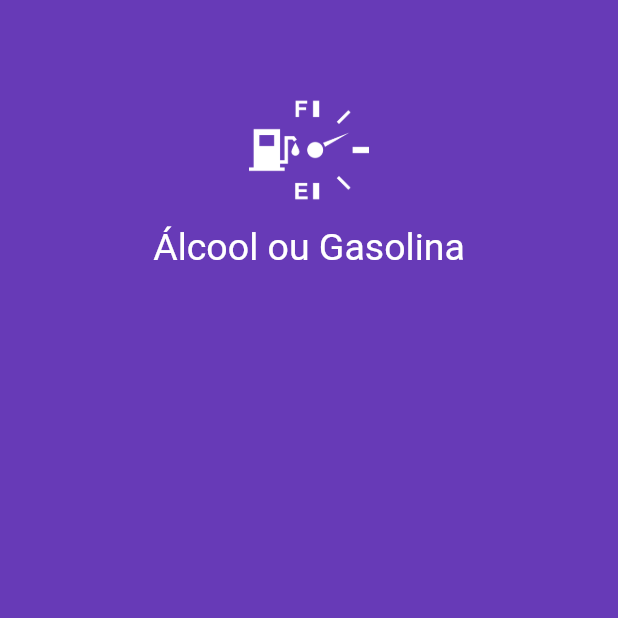
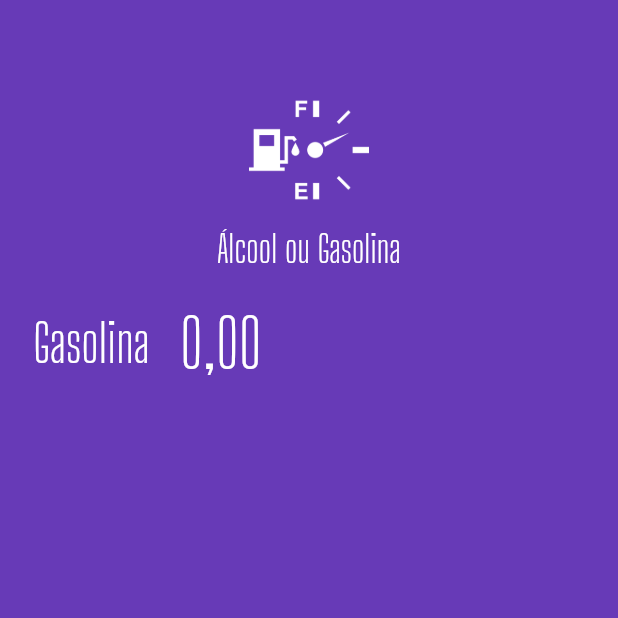
Before and after one commit to Wkerlyson/alcohol_gasoline, a Flutter app: the screen it shows after launch, on a phone screen of 412 x 824 dp, the top half of it. Run offline on Flutter 3.47's test engine with Material 2 defaults, Android fonts, the phone set to English and light mode, and no system bars; our stand-ins replace flutter_masked_text.

Commit message:
creating input for gasoline

```diff
--- a/lib/main.dart
+++ b/lib/main.dart
@@ -1,5 +1,6 @@
 import 'package:alcohol_gasoline/widgets/logo.widget.dart';
 import 'package:flutter/material.dart';
+import 'package:flutter_masked_text/flutter_masked_text.dart';
 
 void main() => runApp(MyApp());
 
@@ -19,6 +20,8 @@ class MyApp extends StatelessWidget {
 }
 
 class HomePage extends StatelessWidget {
+  var _gasCtrl = new MoneyMaskedTextController();
+
   @override
   Widget build(BuildContext context) {
     return Scaffold(
@@ -26,6 +29,38 @@ class HomePage extends StatelessWidget {
       body: ListView(
         children: <Widget>[
           Logo(),
+          Row(
+            children: <Widget>[
+              Container(
+                width: 100,
+                alignment: Alignment.centerRight,
+                child: Text(
+                  'Gasolina',
+                  style: TextStyle(
+                      color: Colors.white,
+                      fontSize: 35,
+                      fontFamily: 'Big Shoulders Display'),
+                ),
+              ),
+              SizedBox(
+                width: 20,
+              ),
+              Expanded(
+                child: TextFormField(
+                  controller: _gasCtrl,
+                  keyboardType: TextInputType.number,
+                  style: TextStyle(
+                    color: Colors.white,
+                    fontSize: 45,
+                    fontFamily: "Big Shoulders Display",
+                  ),
+                  decoration: InputDecoration(
+                    border: InputBorder.none,
+                  ),
+                ),
+              )
+            ],
+          ),
         ],
       ),
     );
--- a/pubspec.yaml
+++ b/pubspec.yaml
@@ -57,7 +57,7 @@ flutter:
   # list giving the asset and other descriptors for the font. For
   # example:
   fonts:
-    - family: BigShouldersDisplay
+    - family: Big Shoulders Display
       fonts:
         - asset: assets/fonts/BigShouldersDisplay-Light.ttf
   #   - family: Trajan Pro
```
